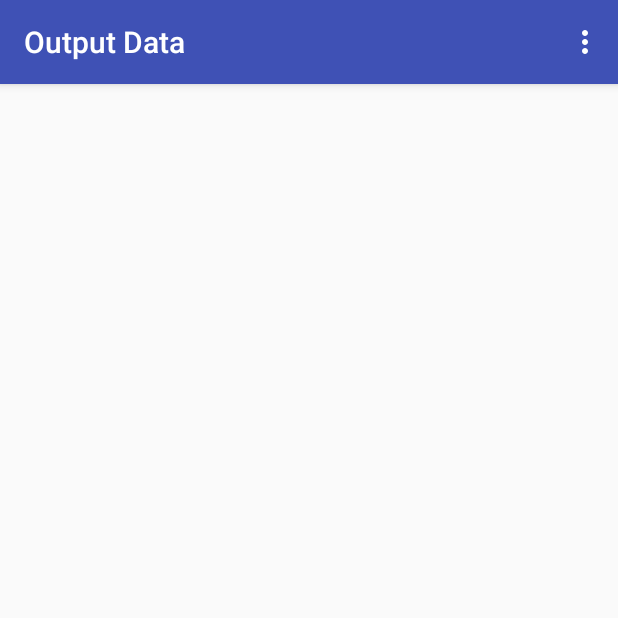
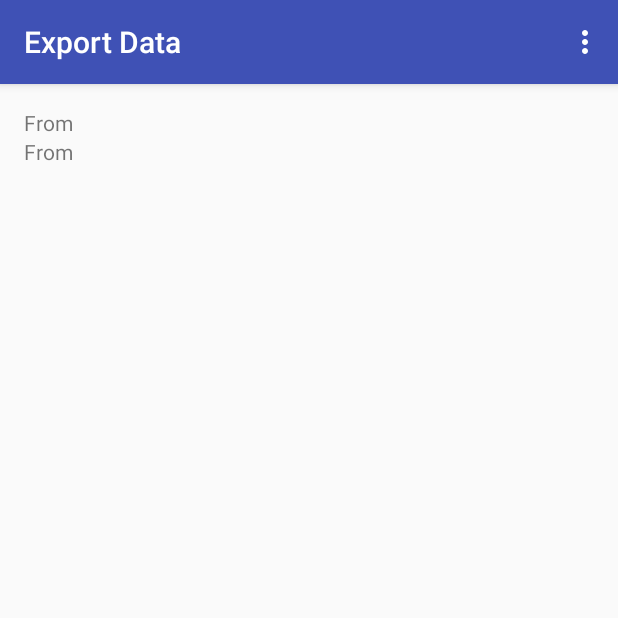
Before and after one commit to zmz0305/cs465_project, an Android app: the DataOutputActivity screen opened directly, with no data from a screen before it, on a phone screen of 412 x 824 dp, the top half of it. Run offline under Robolectric (Android 15) with nearby library versions, the phone set to English and light mode, and no system bars.

Commit message:
modify activity xml

```diff
--- a/app/src/main/res/layout/activity_data_output.xml
+++ b/app/src/main/res/layout/activity_data_output.xml
@@ -1,5 +1,5 @@
 <?xml version="1.0" encoding="utf-8"?>
-<RelativeLayout xmlns:android="http://schemas.android.com/apk/res/android"
+<LinearLayout xmlns:android="http://schemas.android.com/apk/res/android"
     xmlns:tools="http://schemas.android.com/tools"
     android:id="@+id/activity_data_output"
     android:layout_width="match_parent"
@@ -8,6 +8,7 @@
     android:paddingLeft="@dimen/activity_horizontal_margin"
     android:paddingRight="@dimen/activity_horizontal_margin"
     android:paddingTop="@dimen/activity_vertical_margin"
+    android:orientation="vertical"
     tools:context="com.cs465.uiuc.cs465_project.DataOutputActivity">
 
     <!-- toolbar
@@ -29,4 +30,30 @@
 
     !-->
 
-</RelativeLayout>
+    <LinearLayout
+        android:layout_width="wrap_content"
+        android:layout_height="wrap_content"
+        android:orientation="horizontal">
+        <TextView
+            android:layout_width="wrap_content"
+            android:layout_height="match_parent"
+            android:text="From"/>
+
+
+
+    </LinearLayout>
+
+
+    <LinearLayout
+        android:layout_width="match_parent"
+        android:layout_height="match_parent"
+        android:orientation="horizontal">
+        <TextView
+            android:layout_width="wrap_content"
+            android:layout_height="match_parent"
+            android:text="From"/>
+
+
+
+    </LinearLayout>
+</LinearLayout>
--- a/app/src/main/res/values/strings.xml
+++ b/app/src/main/res/values/strings.xml
@@ -1,6 +1,6 @@
 <resources>
     <string name="app_name">cs465_project</string>
-    <string name="data_output_name">Output Data</string>
+    <string name="data_output_name">Export Data</string>
     <string-array name="syncFrequency">
         <item name="1">Once a day</item>
         <item name="7">Once a week</item>
```
